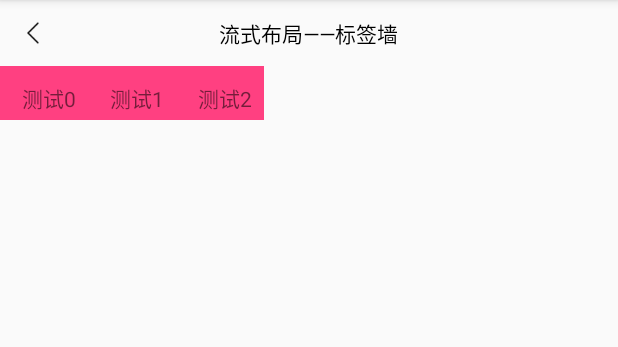
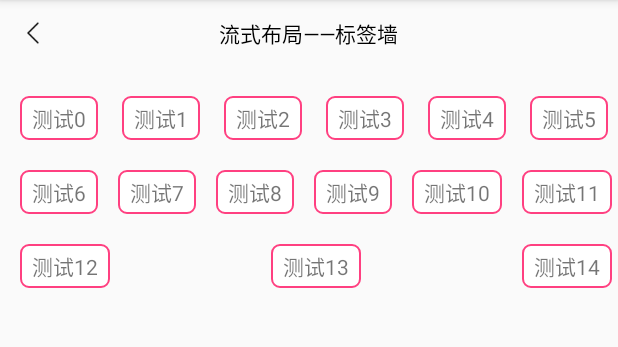
Before and after one commit to cssyueyeqinglong/CirclePieDemo, an Android app: the screen it shows after launch (CirclePieAct), after a tap on "流式布局——标签墙", on a phone screen of 412 x 824 dp, the part 84-431 px from its top. Run offline under Robolectric (Android 15) with nearby library versions, the phone set to English and light mode, and no system bars; our stand-ins replace ButterKnife.

Commit message:
添加流式布局

```diff
--- a/app/src/main/java/com/cy/circlepie/CirclePieAct.java
+++ b/app/src/main/java/com/cy/circlepie/CirclePieAct.java
@@ -51,9 +51,13 @@ public class CirclePieAct extends AppCompatActivity {
                 break;
             case 1://流式布局——标签墙
                 contentView=new FlowLayouView(this);
-                contentView.setBackgroundColor(getResources().getColor(R.color.colorAccent));
+//                contentView.setBackgroundColor(getResources().getColor(R.color.colorAccent));
+                ((FlowLayouView)contentView).setHorizontalSpace(20);
+                ((FlowLayouView)contentView).setVerticalSpace(30);
                 FrameLayout.LayoutParams params01 = new FrameLayout.LayoutParams(LayoutParams.WRAP_CONTENT, LayoutParams.WRAP_CONTENT);
                 contentView.setLayoutParams(params01);
+                ((FlowLayouView) contentView).setSameSpan(true);
+                ((FlowLayouView) contentView).initDatas();
                 break;
             default:
                 contentView = new TextView(this);
--- a/app/src/main/java/com/cy/circlepie/view/FlowLayouView.java
+++ b/app/src/main/java/com/cy/circlepie/view/FlowLayouView.java
@@ -1,12 +1,13 @@
 package com.cy.circlepie.view;
 
 import android.content.Context;
+import android.content.res.TypedArray;
 import android.util.AttributeSet;
-import android.util.Log;
 import android.view.View;
 import android.view.ViewGroup;
 import android.widget.TextView;
 
+import com.cy.circlepie.R;
 import com.cy.circlepie.UIUtils;
 
 import java.util.ArrayList;
@@ -18,35 +19,54 @@ import java.util.List;
 
 public class FlowLayouView extends ViewGroup {
 
-    private int mWidth;
-    private int mHeight;
     private int horizontalSpace = 10;
     private int verticalSpace = 10;
-    private int lineNum = 0;
-    private String TAG = this.getClass().getSimpleName();
     List<LineBean> mLines = new ArrayList<>();
-//    private LineBean currLine;
+    private boolean isSameSpan;//默认情况下，标签是左对齐的，当为true的时候居中对齐
 
     public FlowLayouView(Context context) {
         super(context);
-        initDatas(context);
     }
 
     public FlowLayouView(Context context, AttributeSet attrs) {
         super(context, attrs);
-        initDatas(context);
+        initAttrs(context, attrs);
+    }
+
+    public int getHorizontalSpace() {
+        return horizontalSpace;
+    }
+
+    public void setHorizontalSpace(int horizontalSpace) {
+        this.horizontalSpace = horizontalSpace;
+    }
+
+    public int getVerticalSpace() {
+        return verticalSpace;
+    }
+
+    public void setVerticalSpace(int verticalSpace) {
+        this.verticalSpace = verticalSpace;
+    }
+
+    private void initAttrs(Context context, AttributeSet attrs) {
+        TypedArray array = context.obtainStyledAttributes(attrs, R.styleable.flow_layou_view);
+        horizontalSpace = (int) array.getDimension(R.styleable.flow_layou_view_horizontalSpace, 10);
+        verticalSpace = (int) array.getDimension(R.styleable.flow_layou_view_verticalSpace, 10);
+        array.recycle();
     }
 
     public FlowLayouView(Context context, AttributeSet attrs, int defStyleAttr) {
         super(context, attrs, defStyleAttr);
-        initDatas(context);
     }
 
-    private void initDatas(Context context) {
-        for (int i = 0; i < 3; i++) {
-            TextView tv = new TextView(context);
-            tv.setPadding(UIUtils.dip2dx(context, 8), UIUtils.dip2dx(context, 4), UIUtils.dip2dx(context, 8), UIUtils.dip2dx(context, 4));
+    public void initDatas() {
+        for (int i = 0; i < 15; i++) {
+            TextView tv = new TextView(getContext());
+            tv.setPadding(UIUtils.dip2dx(getContext(), 8), UIUtils.dip2dx(getContext(), 4),
+                    UIUtils.dip2dx(getContext(), 8), UIUtils.dip2dx(getContext(), 4));
             tv.setTextSize(14);
+            tv.setBackgroundResource(R.drawable.item_text_bg);
             tv.setText("测试" + i);
             addView(tv);
         }
@@ -58,8 +78,8 @@ public class FlowLayouView extends ViewGroup {
         int specSizeW = MeasureSpec.getSize(widthMeasureSpec);
         int specModeH = MeasureSpec.getMode(heightMeasureSpec);
         int specSizeH = MeasureSpec.getSize(heightMeasureSpec);
-        int tWidth = 0;//总宽度
-        int tHeight=0;//总高度
+        int tWidth = horizontalSpace;//总宽度
+        int tHeight = verticalSpace;//总高度
         mLines.clear();
         for (int i = 0; i < getChildCount(); i++) {
             View child = getChildAt(i);
@@ -73,8 +93,8 @@ public class FlowLayouView extends ViewGroup {
                 lineBean.height = height;
                 lineBean.items.add(child);
                 mLines.add(lineBean);
-                tWidth = horizontalSpace + width;
-                tHeight=verticalSpace+height;
+                tWidth += horizontalSpace + width;
+                tHeight += verticalSpace + height;
             } else {//已经有了数据
                 LineBean lineBean = mLines.get(mLines.size() - 1);//就先拿到当前最后一行的数据
                 if (lineBean.width + width + horizontalSpace <= specSizeW) {//说明当前行还能在添加这个childView
@@ -88,7 +108,7 @@ public class FlowLayouView extends ViewGroup {
                     line.height = height;
                     line.items.add(child);
                     mLines.add(line);
-                    tHeight+=height+verticalSpace;
+                    tHeight += height + verticalSpace;
                 }
                 tWidth = Math.max(lineBean.width, tWidth);//取得最大宽度值
             }
@@ -104,20 +124,24 @@ public class FlowLayouView extends ViewGroup {
 
     @Override
     protected void onLayout(boolean changed, int l, int t, int r, int b) {
-        int topS = verticalSpace;
+        int top = verticalSpace;
         for (int i = 0; i < mLines.size(); i++) {
             LineBean lineBean = mLines.get(i);
-            int leftS = horizontalSpace;
+            int left = horizontalSpace;
+//            if(isSameSpan){
+//                leftS+=(getMeasuredWidth()-lineBean.width)/(lineBean.items.size()-1);
+//            }
             for (int j = 0; j < lineBean.items.size(); j++) {
                 View child = lineBean.items.get(j);
-                int left = leftS;
-                int top = topS;
-                int right = leftS + child.getMeasuredWidth();
-                int bottom = topS + child.getMeasuredHeight();
+                if(isSameSpan&&j!=0){
+                    left+=(getMeasuredWidth()-lineBean.width)/(lineBean.items.size()-1);
+                }
+                int right = left + child.getMeasuredWidth();
+                int bottom = top + child.getMeasuredHeight();
                 child.layout(left, top, right, bottom);
-                leftS += child.getMeasuredWidth() + horizontalSpace;
+                left += child.getMeasuredWidth() + horizontalSpace;
             }
-            topS += lineBean.height + verticalSpace;
+            top += lineBean.height + verticalSpace;
         }
     }
 
@@ -128,4 +152,9 @@ public class FlowLayouView extends ViewGroup {
         public int height;
     }
 
+    //是否均分多余的空格
+    public void setSameSpan(boolean isSameSpan){
+        this.isSameSpan=isSameSpan;
+    }
+
 }
--- /dev/null
+++ b/app/src/main/res/drawable/item_text_bg.xml
@@ -0,0 +1,9 @@
+<?xml version="1.0" encoding="utf-8"?>
+<shape xmlns:android="http://schemas.android.com/apk/res/android">
+
+    <corners android:radius="5dp"/>
+    <solid android:color="@android:color/white" />
+    <stroke
+        android:width="1dp"
+        android:color="@color/colorAccent" />
+</shape>
--- /dev/null
+++ b/app/src/main/res/values/attrs.xml
@@ -0,0 +1,7 @@
+<?xml version="1.0" encoding="utf-8"?>
+<resources>
+    <declare-styleable name="flow_layou_view">
+        <attr name="horizontalSpace" format="dimension"/>
+        <attr name="verticalSpace" format="dimension"/>
+    </declare-styleable>
+</resources>
--- a/app/src/main/res/values/styles.xml
+++ b/app/src/main/res/values/styles.xml
@@ -8,4 +8,5 @@
         <item name="colorAccent">@color/colorAccent</item>
     </style>
 
+
 </resources>
```
